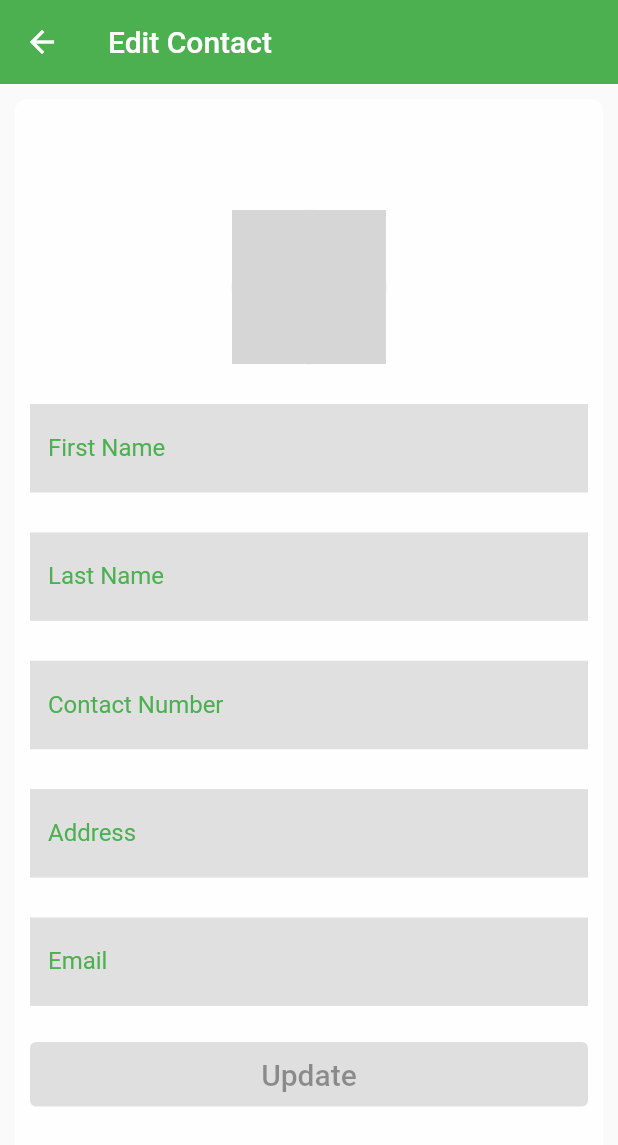
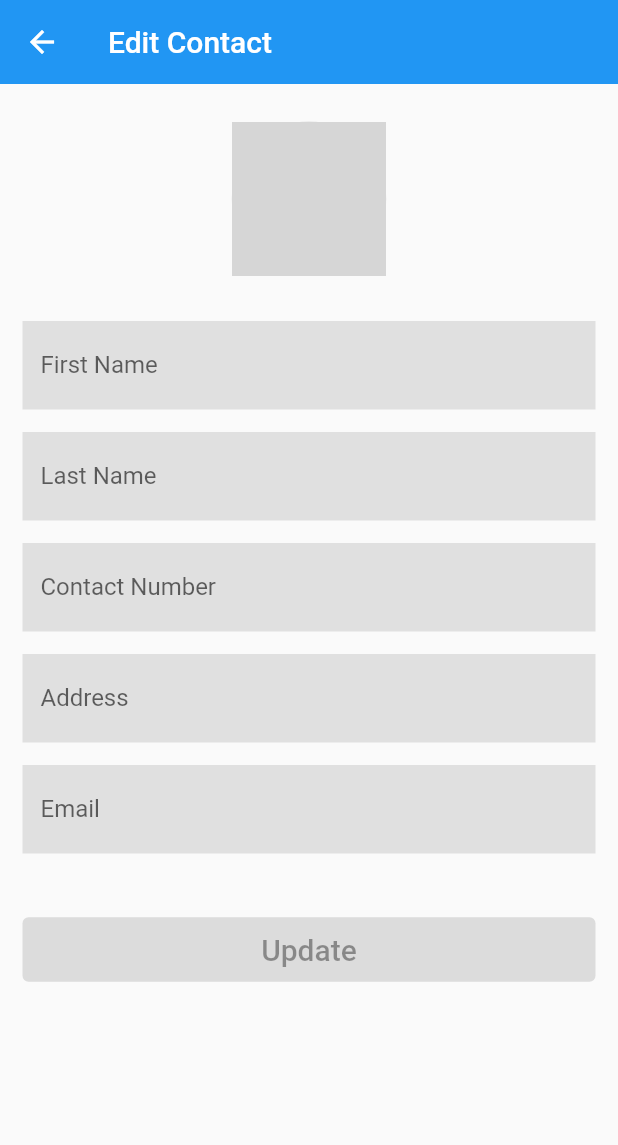
Before and after one commit to rajputvarun591/contacts_flutter, a Flutter app: the AddEditContact screen opened directly with empty values, on a phone screen of 412 x 824 dp. Shown: the top 1145 px of the screen. Run offline on Flutter 3.47's test engine with Material 2 defaults, Android fonts, the phone set to English and light mode, and no system bars; our stand-ins replace get, hive, hive_flutter, image_cropper, image_picker, permission_handler; accounts and stored records are empty; grey boxes are pictures that could not be loaded.

Commit message:
bugs & UI

```diff
--- a/lib/database/hive_database.dart
+++ b/lib/database/hive_database.dart
@@ -27,7 +27,7 @@ class HiveDatabase {
     for (int i = 0; i < contactBox.length; i++) {
       contacts.add(contactBox.getAt(i) as Contact);
     }
-    log(contactBox.toMap().toString());
+    //log(contactBox.toMap().toString());
     return contacts;
   }
 
--- a/lib/views/add_edit_contact.dart
+++ b/lib/views/add_edit_contact.dart
@@ -8,6 +8,7 @@ import 'package:contacts_flutter/controllers/contact_controller.dart';
 import 'package:contacts_flutter/models/address.dart';
 import 'package:contacts_flutter/models/contact.dart';
 import 'package:contacts_flutter/widgets/user_image.dart';
+import 'package:flutter/services.dart';
 import 'package:get/get.dart';
 import 'package:image_cropper/image_cropper.dart';
 import 'package:image_picker/image_picker.dart';
@@ -42,8 +43,6 @@ class _AddEditContactState extends State<AddEditContact> {
           _contactNumber.text.isNotEmpty &&
           _address.text.isNotEmpty && _email.text.isNotEmpty;
 
-  final TextStyle labelStyle = TextStyle(color: Colors.green);
-  final Color cursorColor = Colors.green;
   final Color filledColor = Colors.grey.shade300;
 
   @override
@@ -80,37 +79,27 @@ class _AddEditContactState extends State<AddEditContact> {
     return Scaffold(
       appBar: AppBar(
         title: Text(widget.contact == null ? "Add Contact" : "Edit Contact"),
-        backgroundColor: Colors.green,
         elevation: 0.0,
       ),
-      body: Padding(
-        padding: const EdgeInsets.all(10.0),
-        child: Container(
-          padding: const EdgeInsets.symmetric(vertical: 20.00, horizontal: 10.00),
-          decoration: BoxDecoration(
-            color: Theme.of(context).brightness == Brightness.dark ? Color(0xFF7C7C7C) : Colors.white70,
-            shape: BoxShape.rectangle,
-            borderRadius: BorderRadius.circular(8.00),
-          ),
+      body: SingleChildScrollView(
+        padding: const EdgeInsets.all(15.0),
         child: Column(
-            mainAxisAlignment: MainAxisAlignment.spaceBetween,
           children: [
-              SizedBox(height: kTextTabBarHeight),
+            SizedBox(height: 10.00),
             UserImage(
               onTap: onImageTap,
               firstName: _firstName.text,
               lastName: _lastName.text,
               image: _image,
             ),
-              SizedBox(height: 15.00),
+            SizedBox(height: 30.00),
             TextField(
               controller: _firstName,
               decoration: InputDecoration(
                 labelText: "First Name",
                 alignLabelWithHint: false,
-                  labelStyle: labelStyle,
                 border: InputBorder.none,
-                  focusedBorder: OutlineInputBorder(borderSide: BorderSide(color: cursorColor, width: 2.00)),
+                focusedBorder: OutlineInputBorder(borderSide: BorderSide(width: 2.00)),
                 filled: true,
                 fillColor: filledColor,
               ),
@@ -123,13 +112,11 @@ class _AddEditContactState extends State<AddEditContact> {
               decoration: InputDecoration(
                 labelText: "Last Name",
                 alignLabelWithHint: false,
-                  labelStyle: labelStyle,
                 border: InputBorder.none,
-                  focusedBorder: OutlineInputBorder(borderSide: BorderSide(color: cursorColor, width: 2.00)),
+                focusedBorder: OutlineInputBorder(borderSide: BorderSide(width: 2.00)),
                 filled: true,
                 fillColor: filledColor,
               ),
-                cursorColor: cursorColor,
               textCapitalization: TextCapitalization.sentences,
               textInputAction: TextInputAction.next,
             ),
@@ -139,14 +126,14 @@ class _AddEditContactState extends State<AddEditContact> {
               decoration: InputDecoration(
                 labelText: "Contact Number",
                 alignLabelWithHint: false,
-                  labelStyle: labelStyle,
                 border: InputBorder.none,
-                  focusedBorder: OutlineInputBorder(borderSide: BorderSide(color: cursorColor, width: 2.00)),
+                focusedBorder: OutlineInputBorder(borderSide: BorderSide(width: 2.00)),
                 filled: true,
                 fillColor: filledColor,
               ),
               textCapitalization: TextCapitalization.sentences,
               textInputAction: TextInputAction.next,
+              keyboardType: TextInputType.number,
             ),
             SizedBox(height: 15.00),
             TextField(
@@ -154,9 +141,8 @@ class _AddEditContactState extends State<AddEditContact> {
               decoration: InputDecoration(
                 labelText: "Address",
                 alignLabelWithHint: false,
-                  labelStyle: labelStyle,
                 border: InputBorder.none,
-                  focusedBorder: OutlineInputBorder(borderSide: BorderSide(color: cursorColor, width: 2.00)),
+                focusedBorder: OutlineInputBorder(borderSide: BorderSide(width: 2.00)),
                 filled: true,
                 fillColor: filledColor,
               ),
@@ -169,9 +155,8 @@ class _AddEditContactState extends State<AddEditContact> {
               decoration: InputDecoration(
                 labelText: "Email",
                 alignLabelWithHint: false,
-                  labelStyle: labelStyle,
                 border: InputBorder.none,
-                  focusedBorder: OutlineInputBorder(borderSide: BorderSide(color: cursorColor, width: 2.00)),
+                focusedBorder: OutlineInputBorder(borderSide: BorderSide(width: 2.00)),
                 filled: true,
                 fillColor: filledColor,
               ),
@@ -179,7 +164,7 @@ class _AddEditContactState extends State<AddEditContact> {
               textCapitalization: TextCapitalization.sentences,
               textInputAction: TextInputAction.next,
             ),
-              SizedBox(height: 10.00),
+            SizedBox(height: 40.00),
             SafeArea(
               child: Container(
                 constraints: BoxConstraints(minWidth: double.infinity),
@@ -203,15 +188,12 @@ class _AddEditContactState extends State<AddEditContact> {
                       : null,
                   style: ElevatedButton.styleFrom(
                     padding: const EdgeInsets.symmetric(vertical: 10.00),
-                      primary: cursorColor,
                   ),
                   child: Text(widget.contact == null ? "Create" : "Update", style: TextStyle(fontSize: 20.00),),
                 ),
               ),
             ),
-              SizedBox(height: kTextTabBarHeight),
           ],
-          ),
         ),
       ),
     );
```
Also changed, not shown: lib/widgets/contact_tile.dart (+36 -5 lines), lib/widgets/profile_view.dart (added, +108 -0 lines). Lines whose indentation alone changed are shown as unchanged.
